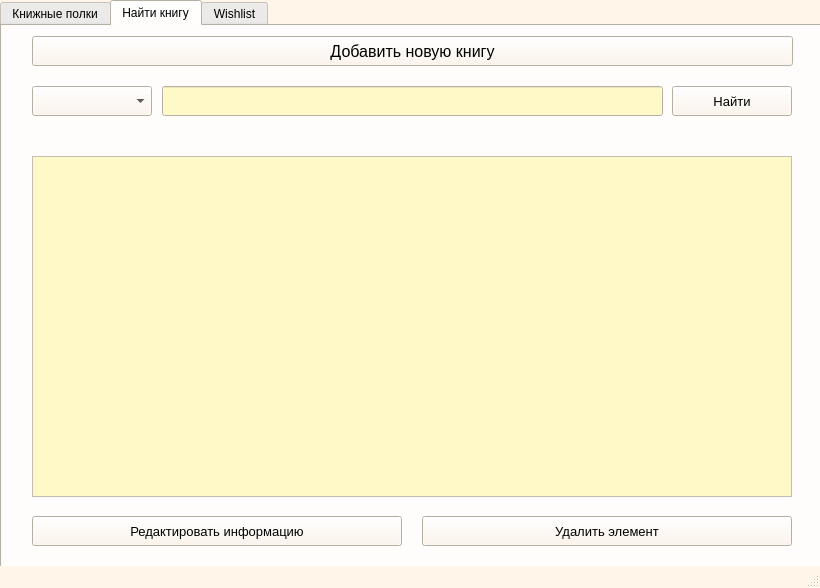
The window that personal_library.ui (AngieLikka/personal_library) describes before a commit, drawn with Qt 5.
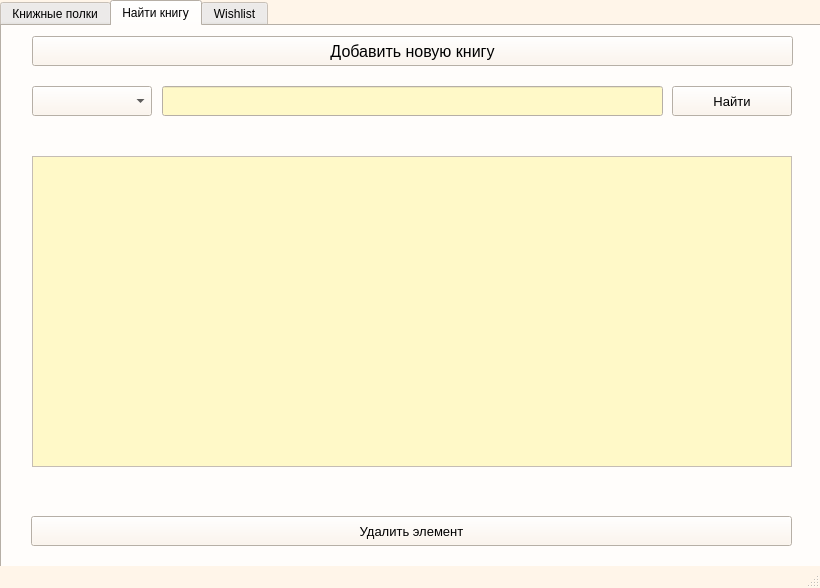
The same window after the commit. The open tabs and pages were chosen to show the change.

What changed in the file:
```diff
--- a/personal_library.ui
+++ b/personal_library.ui
@@ -1187,7 +1187,7 @@
         <x>30</x>
         <y>130</y>
         <width>760</width>
-        <height>341</height>
+        <height>311</height>
        </rect>
       </property>
       <property name="font">
@@ -1232,30 +1232,12 @@
        <string>Найти</string>
       </property>
      </widget>
-     <widget class="QPushButton" name="change">
-      <property name="geometry">
-       <rect>
-        <x>30</x>
-        <y>490</y>
-        <width>370</width>
-        <height>30</height>
-       </rect>
-      </property>
-      <property name="font">
-       <font>
-        <pointsize>10</pointsize>
-       </font>
-      </property>
-      <property name="text">
-       <string>Редактировать информацию</string>
-      </property>
-     </widget>
      <widget class="QPushButton" name="del_elem">
       <property name="geometry">
        <rect>
-        <x>420</x>
+        <x>29</x>
         <y>490</y>
-        <width>370</width>
+        <width>761</width>
         <height>30</height>
        </rect>
       </property>
@@ -1273,7 +1255,26 @@
        <rect>
         <x>30</x>
         <y>89</y>
-        <width>681</width>
+        <width>761</width>
+        <height>41</height>
+       </rect>
+      </property>
+      <property name="font">
+       <font>
+        <pointsize>10</pointsize>
+        <italic>true</italic>
+       </font>
+      </property>
+      <property name="text">
+       <string/>
+      </property>
+     </widget>
+     <widget class="QLabel" name="ifchange">
+      <property name="geometry">
+       <rect>
+        <x>30</x>
+        <y>450</y>
+        <width>761</width>
         <height>41</height>
        </rect>
       </property>
```
